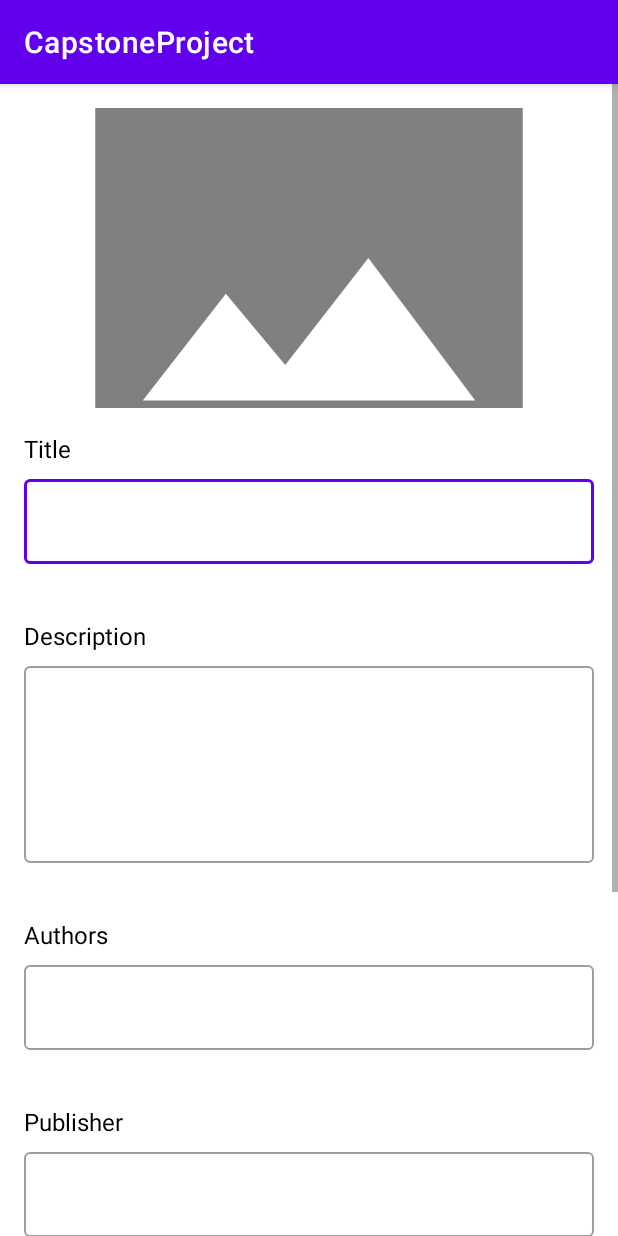
After one commit to FaishalFaruq02/CapstoneProject, an Android app: the MyUploadBookActivity screen opened directly, with no data from a screen before it, on a phone screen of 412 x 824 dp. The commit adds this screen. Run offline under Robolectric (Android 15) with nearby library versions, the phone set to English and light mode, and no system bars.

Commit message:
add MyUploadBookActivity

```diff
--- a/app/src/main/java/com/example/capstoneproject/ui/upload/myupload/ButtonGallery.kt
+++ b/app/src/main/java/com/example/capstoneproject/ui/upload/myupload/Button.kt
@@ -9,7 +9,7 @@ import androidx.appcompat.widget.AppCompatButton
 import androidx.core.content.ContextCompat
 import com.example.capstoneproject.R
 
-class ButtonGallery : AppCompatButton {
+class Button : AppCompatButton {
     constructor(context: Context) : super(context)
     constructor(context: Context, attrs: AttributeSet) : super(context, attrs)
 
--- /dev/null
+++ b/app/src/main/java/com/example/capstoneproject/ui/upload/myupload/EditText.kt
@@ -0,0 +1,44 @@
+package com.example.capstoneproject.ui.upload.myupload
+
+import android.content.Context
+import android.graphics.Canvas
+import android.text.Editable
+import android.text.TextWatcher
+import android.util.AttributeSet
+import android.view.View
+import androidx.appcompat.widget.AppCompatEditText
+import com.example.capstoneproject.R
+
+class EditText @JvmOverloads constructor(
+    context: Context, attrs: AttributeSet? = null
+) : AppCompatEditText(context, attrs) {
+
+    init {
+        addTextChangedListener(object : TextWatcher {
+            override fun beforeTextChanged(s: CharSequence, start: Int, count: Int, after: Int) {
+                // Tidak ada aksi yang diperlukan sebelum teks berubah
+            }
+
+            override fun onTextChanged(s: CharSequence, start: Int, before: Int, count: Int) {
+                validateInput()
+            }
+
+            override fun afterTextChanged(s: Editable) {
+                // Tidak ada aksi yang diperlukan setelah teks berubah
+            }
+        })
+    }
+
+    override fun onDraw(canvas: Canvas) {
+        super.onDraw(canvas)
+        hint = "Enter a Name"
+        textAlignment = View.TEXT_ALIGNMENT_VIEW_START
+    }
+
+    private fun validateInput() {
+        if (text.isNullOrEmpty()) {
+            error = "This field cannot be empty"
+        }
+    }
+
+}
--- a/app/src/main/java/com/example/capstoneproject/ui/upload/myupload/MyUploadActivity.kt
+++ b/app/src/main/java/com/example/capstoneproject/ui/upload/myupload/MyUploadActivity.kt
@@ -46,11 +46,15 @@ class MyUploadActivity : AppCompatActivity() {
         binding.cameraButton.setOnClickListener { checkCameraPermission() }
         binding.uploadButton.setOnClickListener {
             if (currentImageUri != null) {
-                uploadImage()
+                val intent = Intent(this, MyUploadBookActivity::class.java).apply {
+                    putExtra("IMAGE_URI", currentImageUri.toString())
+                }
+                startActivity(intent)
             } else {
-                Toast.makeText(this, "Choose an Image First!", Toast.LENGTH_SHORT).show()
+                Toast.makeText(this, "Please select or take a photo first!", Toast.LENGTH_SHORT).show()
             }
         }
+
     }
 
     override fun onSaveInstanceState(outState: Bundle) {
--- /dev/null
+++ b/app/src/main/java/com/example/capstoneproject/ui/upload/myupload/MyUploadBookActivity.kt
@@ -0,0 +1,86 @@
+package com.example.capstoneproject.ui.upload.myupload
+
+import android.net.Uri
+import android.os.Bundle
+import android.text.Editable
+import android.text.TextWatcher
+import android.widget.ImageView
+import androidx.activity.enableEdgeToEdge
+import androidx.appcompat.app.AppCompatActivity
+import androidx.core.view.ViewCompat
+import androidx.core.view.WindowInsetsCompat
+import com.example.capstoneproject.R
+import com.google.android.material.textfield.TextInputEditText
+
+class MyUploadBookActivity : AppCompatActivity() {
+    private lateinit var titleEditText: TextInputEditText
+    private lateinit var descriptionEditText: TextInputEditText
+    private lateinit var authorsEditText: TextInputEditText
+    private lateinit var publisherEditText: TextInputEditText
+    private lateinit var publishDateEditText: TextInputEditText
+    private lateinit var generalCategoryEditText: TextInputEditText
+    private lateinit var saveButton: Button
+
+    override fun onCreate(savedInstanceState: Bundle?) {
+        super.onCreate(savedInstanceState)
+        enableEdgeToEdge()
+        setContentView(R.layout.activity_my_upload_book)
+        ViewCompat.setOnApplyWindowInsetsListener(findViewById(R.id.main)) { v, insets ->
+            val systemBars = insets.getInsets(WindowInsetsCompat.Type.systemBars())
+            v.setPadding(systemBars.left, systemBars.top, systemBars.right, systemBars.bottom)
+            insets
+        }
+
+        // Dapatkan URI gambar dari Intent
+        val imageUri = intent.getStringExtra("IMAGE_URI")?.let { Uri.parse(it) }
+
+        // Referensi ImageView
+        val imagePreview: ImageView = findViewById(R.id.imagePreview)
+
+        // Tampilkan gambar jika URI tidak null
+        if (imageUri != null) {
+            imagePreview.setImageURI(imageUri)
+        }
+        // Referensi TextInputEditText dan Button
+        titleEditText = findViewById(R.id.titleEditText)
+        descriptionEditText = findViewById(R.id.descriptionEditText)
+        authorsEditText = findViewById(R.id.authorsEditText)
+        publisherEditText = findViewById(R.id.publisherEditText)
+        publishDateEditText = findViewById(R.id.publishDateEditText)
+        generalCategoryEditText = findViewById(R.id.generalCategoryEditText)
+        saveButton = findViewById(R.id.saveButton)
+
+        // Tambahkan TextWatcher untuk memantau input
+        val textWatcher = object : TextWatcher {
+            override fun beforeTextChanged(s: CharSequence?, start: Int, count: Int, after: Int) {}
+            override fun onTextChanged(s: CharSequence?, start: Int, before: Int, count: Int) {
+                validateInputs()
+            }
+            override fun afterTextChanged(s: Editable?) {}
+        }
+
+        // Pasang TextWatcher ke semua EditText
+        titleEditText.addTextChangedListener(textWatcher)
+        descriptionEditText.addTextChangedListener(textWatcher)
+        authorsEditText.addTextChangedListener(textWatcher)
+        publisherEditText.addTextChangedListener(textWatcher)
+        publishDateEditText.addTextChangedListener(textWatcher)
+        generalCategoryEditText.addTextChangedListener(textWatcher)
+
+        // Validasi awal
+        validateInputs()
+    }
+
+    private fun validateInputs() {
+        val isTitleValid = !titleEditText.text.isNullOrEmpty()
+        val isDescriptionValid = !descriptionEditText.text.isNullOrEmpty()
+        val isAuthorsValid = !authorsEditText.text.isNullOrEmpty()
+        val isPublisherValid = !publisherEditText.text.isNullOrEmpty()
+        val isPublishDateValid = !publishDateEditText.text.isNullOrEmpty()
+        val isGeneralCategoryValid = !generalCategoryEditText.text.isNullOrEmpty()
+
+        // Aktifkan tombol hanya jika semua input valid
+        saveButton.isEnabled =
+            isTitleValid && isDescriptionValid && isAuthorsValid && isPublisherValid && isPublishDateValid && isGeneralCategoryValid
+    }
+}
--- a/app/src/main/res/layout/activity_my_upload.xml
+++ b/app/src/main/res/layout/activity_my_upload.xml
@@ -43,7 +43,7 @@
         android:backgroundTint="@color/primary"
         app:layout_constraintBottom_toTopOf="@+id/uploadButton" />
 
-    <com.example.capstoneproject.ui.upload.myupload.ButtonGallery
+    <com.example.capstoneproject.ui.upload.myupload.Button
         android:id="@+id/uploadButton"
         android:layout_width="0dp"
         android:layout_height="wrap_content"
--- /dev/null
+++ b/app/src/main/res/layout/activity_my_upload_book.xml
@@ -0,0 +1,180 @@
+<?xml version="1.0" encoding="utf-8"?>
+<ScrollView xmlns:android="http://schemas.android.com/apk/res/android"
+    xmlns:app="http://schemas.android.com/apk/res-auto"
+    xmlns:tools="http://schemas.android.com/tools"
+    android:id="@+id/main"
+    android:layout_width="match_parent"
+    android:layout_height="match_parent"
+    tools:context=".ui.upload.myupload.MyUploadBookActivity">
+
+    <LinearLayout
+        android:layout_width="match_parent"
+        android:layout_height="wrap_content"
+        android:orientation="vertical"
+        android:padding="16dp">
+
+        <!-- Image Preview -->
+        <ImageView
+            android:id="@+id/imagePreview"
+            android:layout_width="match_parent"
+            android:layout_height="200dp"
+            android:layout_marginBottom="16dp"
+            android:scaleType="centerCrop"
+            android:src="@drawable/baseline_image_24" />
+
+        <!-- Title -->
+        <TextView
+            android:layout_width="match_parent"
+            android:layout_height="wrap_content"
+            android:text="Title"
+            android:textSize="16sp"
+            android:textColor="@color/black"
+            android:layout_marginBottom="4dp" />
+
+        <com.google.android.material.textfield.TextInputLayout
+            android:id="@+id/titleInputLayout"
+            style="@style/Widget.MaterialComponents.TextInputLayout.OutlinedBox"
+            android:layout_width="match_parent"
+            android:layout_height="wrap_content"
+            app:errorEnabled="true">
+
+            <com.google.android.material.textfield.TextInputEditText
+                android:id="@+id/titleEditText"
+                android:layout_width="match_parent"
+                android:layout_height="wrap_content"
+                android:inputType="text" />
+        </com.google.android.material.textfield.TextInputLayout>
+
+        <!-- Description -->
+        <TextView
+            android:layout_width="match_parent"
+            android:layout_height="wrap_content"
+            android:text="Description"
+            android:textSize="16sp"
+            android:textColor="@color/black"
+            android:layout_marginTop="16dp"
+            android:layout_marginBottom="4dp" />
+
+        <com.google.android.material.textfield.TextInputLayout
+            android:id="@+id/descriptionInputLayout"
+            style="@style/Widget.MaterialComponents.TextInputLayout.OutlinedBox"
+            android:layout_width="match_parent"
+            android:layout_height="wrap_content"
+            app:errorEnabled="true">
+
+            <com.google.android.material.textfield.TextInputEditText
+                android:id="@+id/descriptionEditText"
+                android:layout_width="match_parent"
+                android:layout_height="wrap_content"
+                android:inputType="textMultiLine"
+                android:lines="5"
+                android:gravity="top" />
+        </com.google.android.material.textfield.TextInputLayout>
+
+        <!-- Authors -->
+        <TextView
+            android:layout_width="match_parent"
+            android:layout_height="wrap_content"
+            android:text="Authors"
+            android:textSize="16sp"
+            android:textColor="@color/black"
+            android:layout_marginTop="16dp"
+            android:layout_marginBottom="4dp" />
+
+        <com.google.android.material.textfield.TextInputLayout
+            android:id="@+id/authorsInputLayout"
+            style="@style/Widget.MaterialComponents.TextInputLayout.OutlinedBox"
+            android:layout_width="match_parent"
+            android:layout_height="wrap_content"
+            app:errorEnabled="true">
+
+            <com.google.android.material.textfield.TextInputEditText
+                android:id="@+id/authorsEditText"
+                android:layout_width="match_parent"
+                android:layout_height="wrap_content"
+                android:inputType="text" />
+        </com.google.android.material.textfield.TextInputLayout>
+
+        <!-- Publisher -->
+        <TextView
+            android:layout_width="match_parent"
+            android:layout_height="wrap_content"
+            android:text="Publisher"
+            android:textSize="16sp"
+            android:textColor="@color/black"
+            android:layout_marginTop="16dp"
+            android:layout_marginBottom="4dp" />
+
+        <com.google.android.material.textfield.TextInputLayout
+            android:id="@+id/publisherInputLayout"
+            style="@style/Widget.MaterialComponents.TextInputLayout.OutlinedBox"
+            android:layout_width="match_parent"
+            android:layout_height="wrap_content"
+            app:errorEnabled="true">
+
+            <com.google.android.material.textfield.TextInputEditText
+                android:id="@+id/publisherEditText"
+                android:layout_width="match_parent"
+                android:layout_height="wrap_content"
+                android:inputType="text" />
+        </com.google.android.material.textfield.TextInputLayout>
+
+        <!-- Publish Date -->
+        <TextView
+            android:layout_width="match_parent"
+            android:layout_height="wrap_content"
+            android:text="Publish Date"
+            android:textSize="16sp"
+            android:textColor="@color/black"
+            android:layout_marginTop="16dp"
+            android:layout_marginBottom="4dp" />
+
+        <com.google.android.material.textfield.TextInputLayout
+            android:id="@+id/publishDateInputLayout"
+            style="@style/Widget.MaterialComponents.TextInputLayout.OutlinedBox"
+            android:layout_width="match_parent"
+            android:layout_height="wrap_content"
+            app:errorEnabled="true">
+
+            <com.google.android.material.textfield.TextInputEditText
+                android:id="@+id/publishDateEditText"
+                android:layout_width="match_parent"
+                android:layout_height="wrap_content"
+                android:inputType="date" />
+        </com.google.android.material.textfield.TextInputLayout>
+
+        <!-- General Category -->
+        <TextView
+            android:layout_width="match_parent"
+            android:layout_height="wrap_content"
+            android:text="General Category"
+            android:textSize="16sp"
+            android:textColor="@color/black"
+            android:layout_marginTop="16dp"
+            android:layout_marginBottom="4dp" />
+
+        <com.google.android.material.textfield.TextInputLayout
+            android:id="@+id/generalCategoryInputLayout"
+            style="@style/Widget.MaterialComponents.TextInputLayout.OutlinedBox"
+            android:layout_width="match_parent"
+            android:layout_height="wrap_content"
+            app:errorEnabled="true">
+
+            <com.google.android.material.textfield.TextInputEditText
+                android:id="@+id/generalCategoryEditText"
+                android:layout_width="match_parent"
+                android:layout_height="wrap_content"
+                android:inputType="text" />
+        </com.google.android.material.textfield.TextInputLayout>
+
+        <!-- Button -->
+        <com.example.capstoneproject.ui.upload.myupload.Button
+            android:id="@+id/saveButton"
+            android:layout_width="wrap_content"
+            android:layout_height="wrap_content"
+            android:layout_marginTop="16dp"
+            android:enabled="false"/>
+
+    </LinearLayout>
+
+</ScrollView>
```
Also changed, not shown: app/src/main/AndroidManifest.xml (+11 -4 lines).
